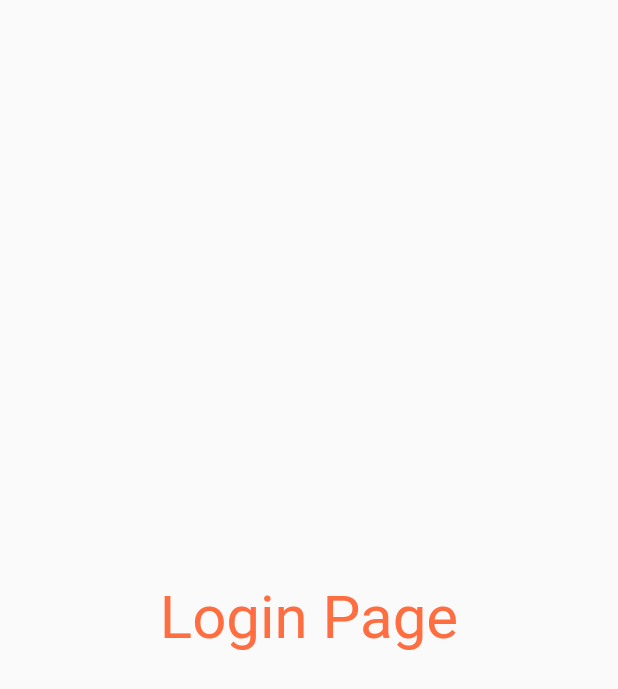
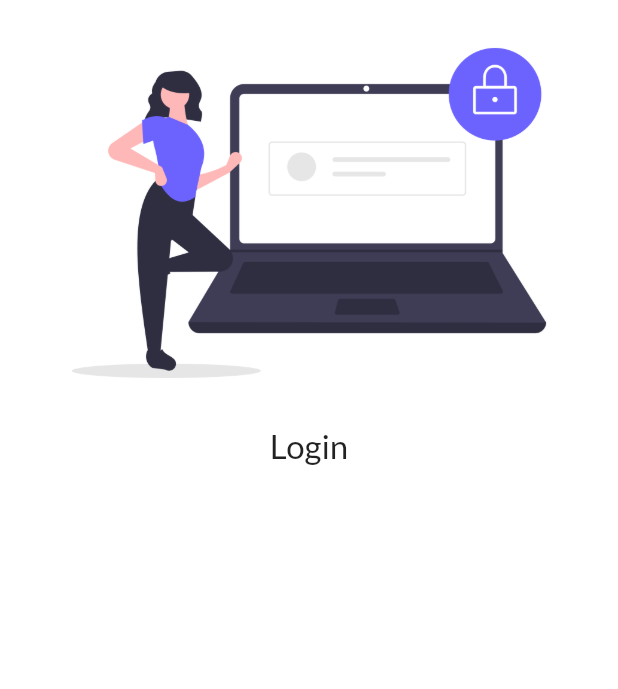
Before and after one commit to LordPratham/Flutter, a Flutter app: the screen it shows after launch, on a phone screen of 412 x 824 dp. Shown: the top 689 px of the screen. Run offline on Flutter 3.47's test engine with Material 2 defaults, Android fonts, the phone set to English and light mode, and no system bars; our stand-ins replace google_fonts.

Commit message:
Added photo to login

```diff
--- a/lib/main.dart
+++ b/lib/main.dart
@@ -1,6 +1,7 @@
 import 'package:first/pages/home_page.dart';
 import 'package:first/pages/login_page.dart';
 import 'package:flutter/material.dart';
+import 'package:google_fonts/google_fonts.dart';
 
 void main() {
   runApp(MyApp());
@@ -14,7 +15,10 @@ class MyApp extends StatelessWidget {
     return MaterialApp(
       // home: HomePage(),
       themeMode: ThemeMode.light,
-      theme: ThemeData(primarySwatch: Colors.indigo),
+      theme: ThemeData(
+        primarySwatch: Colors.indigo,
+        fontFamily: GoogleFonts.lato().fontFamily,
+      ),
 
       darkTheme: ThemeData(
         brightness: Brightness.dark,
@@ -23,6 +27,7 @@ class MyApp extends StatelessWidget {
       routes: {
         "/": (context) => LoginPage(),
         "/login": (context) => LoginPage(),
+        "/home": (context) => HomePage(),
       },
     );
   }
--- a/lib/pages/login_page.dart
+++ b/lib/pages/login_page.dart
@@ -3,13 +3,28 @@ import 'package:flutter/material.dart';
 class LoginPage extends StatelessWidget {
   @override
   Widget build(BuildContext context) {
-    return const Material(
-      child: Center(
-        child: Text(
-          "Login Page",
-          style: TextStyle(fontSize: 40, color: Colors.deepOrangeAccent),
-        ),
+    return Material(
+      color: Colors.white,
+      child: Column(
+        children: [
+          Image.asset(
+            "assets/images/login01.png",
+          ),
+          Text(
+            "Login",
+            style: TextStyle(
+              fontSize: 22,
+            ),
+          )
+        ],
       ),
+
+      // child: Center(
+      //   child: Text(
+      //     "Login Page",
+      //     style: TextStyle(fontSize: 40, color: Colors.deepOrangeAccent),
+      //   ),
+      // ),
     );
   }
 }
```
Also changed, not shown: pubspec.yaml (+4 -5 lines), assets/images/login01.png (added), pubspec.lock.
